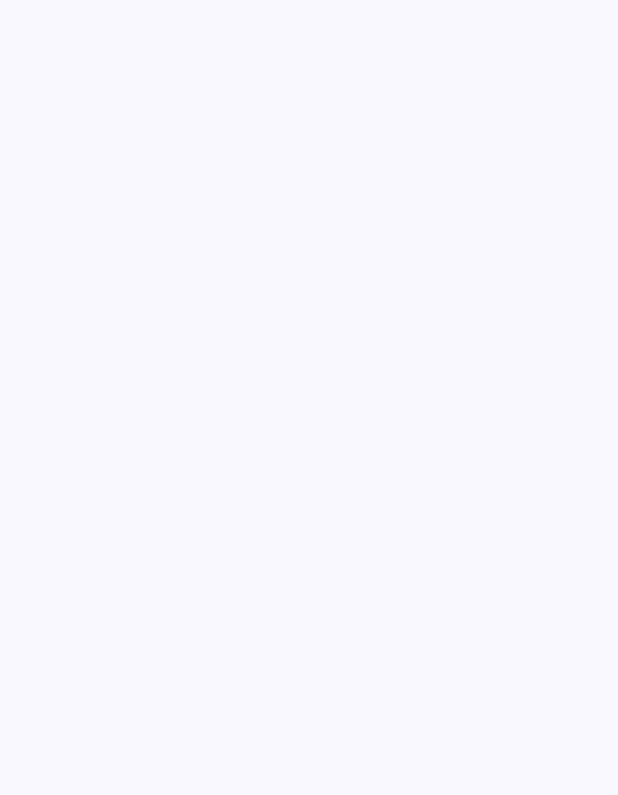
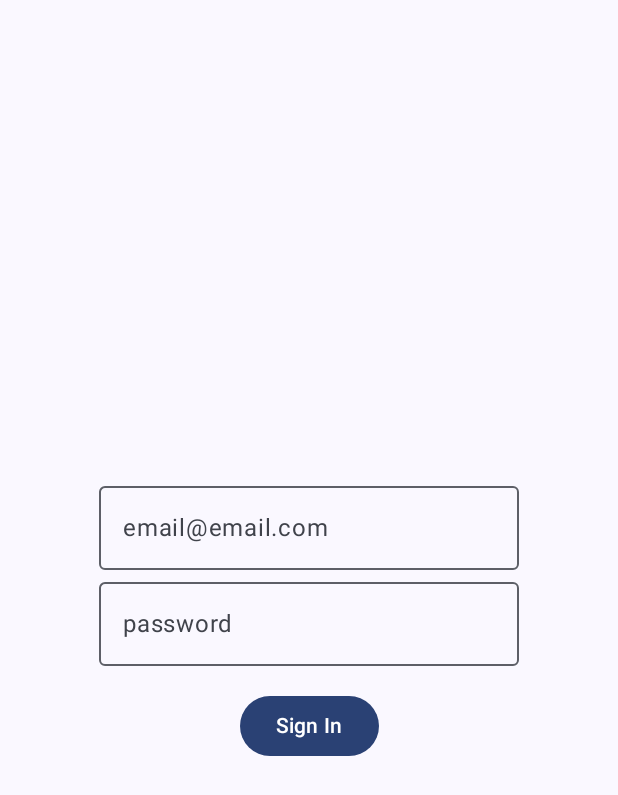
Before and after one commit to Vitalik4280/IPZ_CW_2_Hasyuk_Vitaly, an Android app built with Jetpack Compose: the screen it shows after launch (MainActivity), on a phone screen of 412 x 824 dp. Before the commit the part shown is empty. Shown: the top 795 px of the screen. Run offline under Robolectric (Android 15) with nearby library versions, the phone set to English and light mode, and no system bars.

Commit message:
Center content on page

```diff
--- a/app/src/main/java/ua/edu/lntu/cw_2/MainActivity.kt
+++ b/app/src/main/java/ua/edu/lntu/cw_2/MainActivity.kt
@@ -4,6 +4,7 @@ import android.os.Bundle
 import androidx.activity.ComponentActivity
 import androidx.activity.compose.setContent
 import androidx.compose.foundation.layout.Arrangement
+import androidx.compose.foundation.layout.Box
 import androidx.compose.foundation.layout.Column
 import androidx.compose.foundation.layout.Spacer
 import androidx.compose.foundation.layout.fillMaxSize
@@ -37,7 +38,7 @@ class MainActivity : ComponentActivity() {
                     modifier = Modifier.fillMaxSize(),
                     color = MaterialTheme.colorScheme.background
                 ) {
-
+                    SignInPage()
                 }
             }
         }
@@ -52,6 +53,10 @@ fun SignInPage(
     var password by remember { mutableStateOf(TextFieldValue()) }
     var signInSuccess by remember { mutableStateOf(false) }
 
+    Box(
+        modifier = Modifier.fillMaxSize(),
+        contentAlignment = Alignment.Center
+    ) {
         if(!signInSuccess) {
             Column(
                 modifier = Modifier
@@ -103,10 +108,12 @@ fun SignInPage(
         }
     }
 
-@Preview(showBackground = true)
+}
+
+@Preview(showBackground = true, showSystemUi = true)
 @Composable
 fun GreetingPreview() {
     IPZ_CW_2_Hasyuk_VitalyTheme {
-
+        SignInPage()
     }
 }
```
Lines whose indentation alone changed are shown as unchanged.
